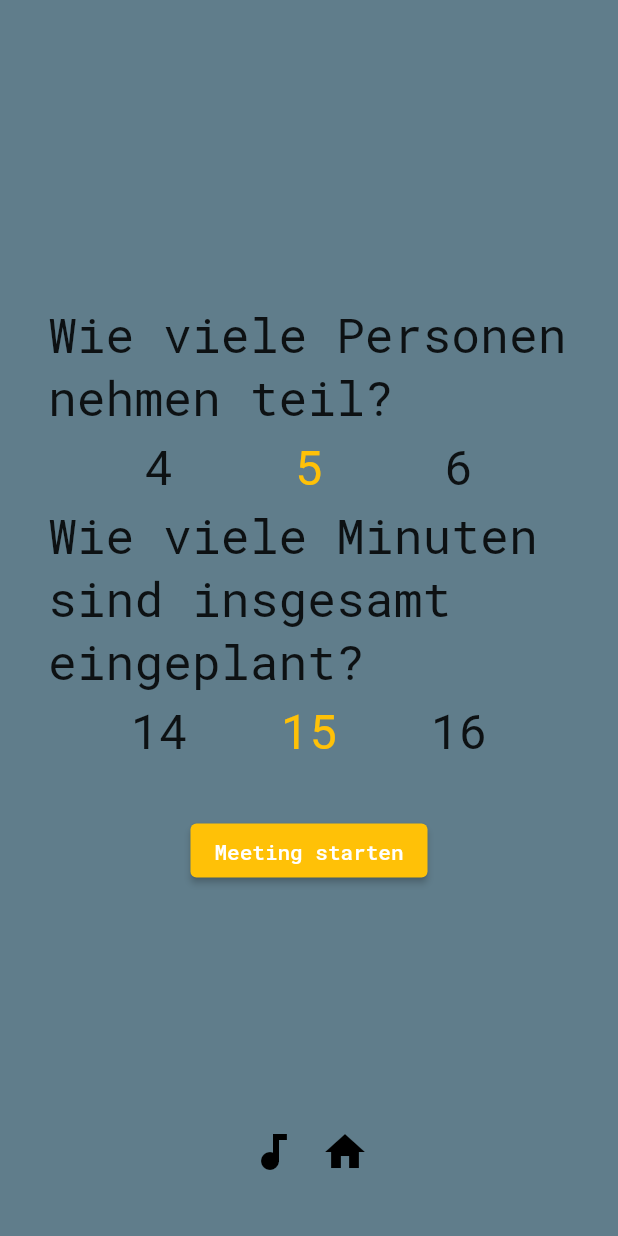
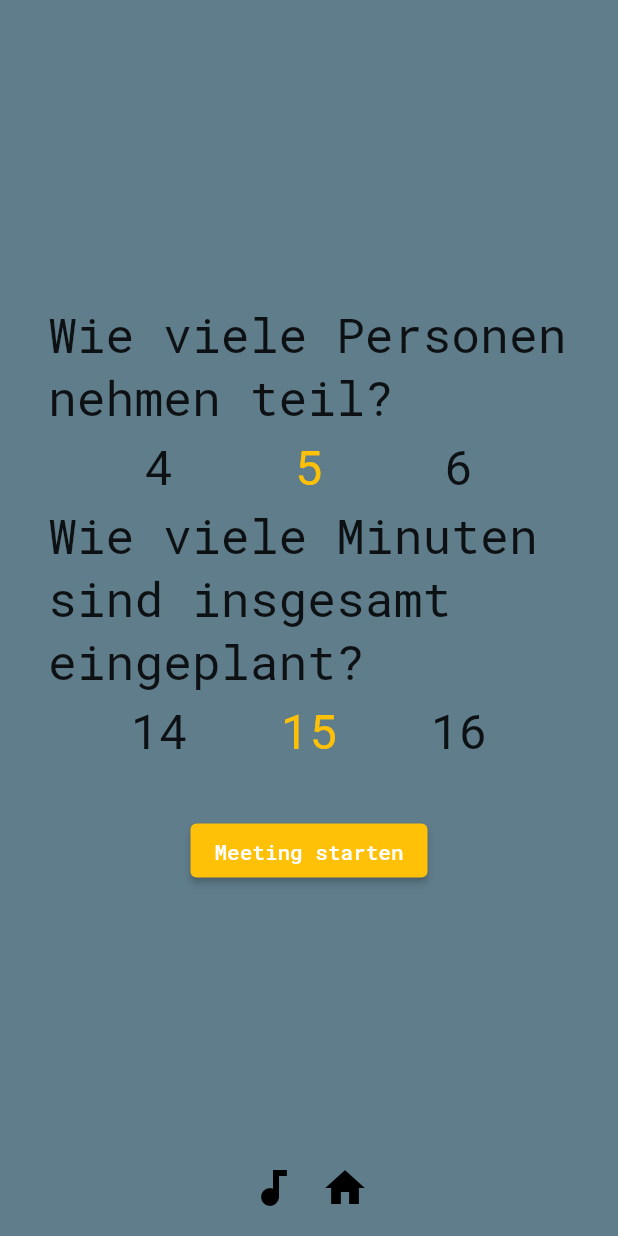
Before and after one commit to mw3155/daily_and_meme, a Flutter app: the screen it shows after launch, on a phone screen of 412 x 824 dp. Run offline on Flutter 3.47's test engine with Material 2 defaults, Android fonts, the phone set to English and light mode, and no system bars; drawn by our look-alikes of numberpicker; our stand-ins replace google_fonts.

Commit message:
🎨  bottomsheet smaller

```diff
--- a/lib/main.dart
+++ b/lib/main.dart
@@ -83,7 +83,7 @@ double myFontSizeSmall = 16;
 Widget buildBottomSheet() {
   return Container(
     color: Colors.blueGrey,
-    padding: EdgeInsets.all(32),
+    padding: EdgeInsets.all(8),
     child: Row(
       mainAxisAlignment: MainAxisAlignment.center,
       children: [
```
